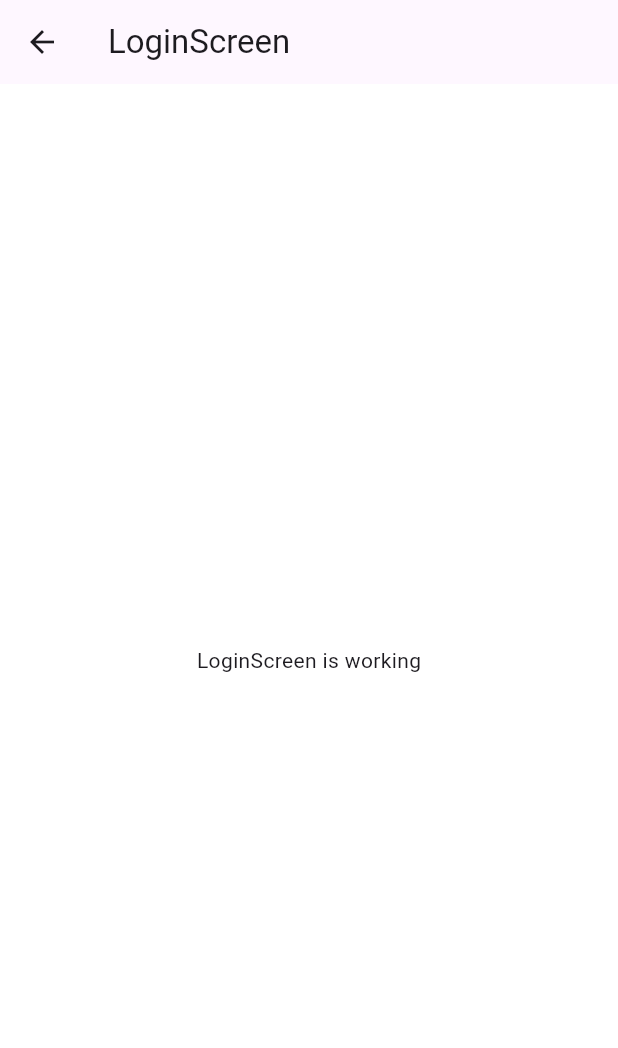
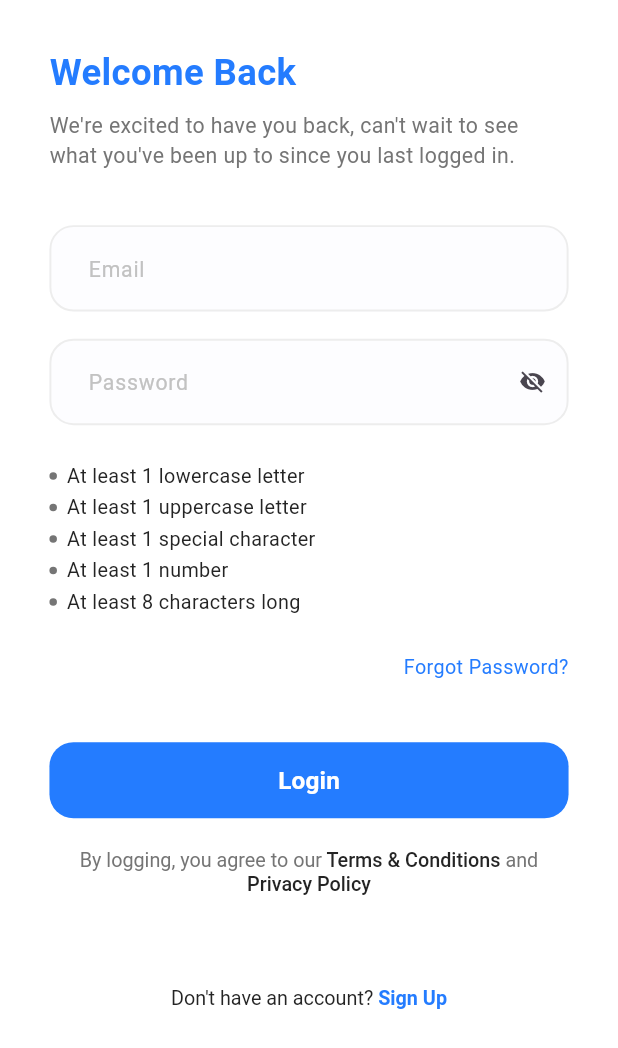
Before and after one commit to hardestsam/flutter_complete_project, a Flutter app: the screen it shows after launch, after a tap on "Get Started", on a phone screen of 412 x 824 dp. Shown: the top 1048 px of the screen. Run offline on Flutter 3.47's test engine with Material 3 defaults, Android fonts, the phone set to English and light mode, and no system bars; our stand-ins replace dio, flutter_bloc, flutter_screenutil, flutter_svg, freezed_annotation, get_it and 2 more; generated files the repository leaves out were written again; statements that could not run were skipped.

Commit message:
updated Login Api

```diff
--- a/lib/features/login/ui/login_screen.dart
+++ b/lib/features/login/ui/login_screen.dart
@@ -1,5 +1,15 @@
 import 'package:flutter/material.dart';
+import 'package:flutter_bloc/flutter_bloc.dart';
+import 'package:flutter_complete_project/features/login/logic/cubit/login_cubit.dart';
+import 'package:flutter_screenutil/flutter_screenutil.dart';
 
+import '../../../core/helpers/spacing.dart';
+import '../../../core/theming/styles.dart';
+import '../../../core/widgets/app_text_button.dart';
+import 'widgets/dont_have_account_text.dart';
+import 'widgets/email_and_password.dart';
+import 'widgets/login_bloc_listener.dart';
+import 'widgets/terms_and_conditions_text.dart';
 
 class LoginScreen extends StatelessWidget {
   const LoginScreen({super.key});
@@ -7,13 +17,60 @@ class LoginScreen extends StatelessWidget {
   @override
   Widget build(BuildContext context) {
     return Scaffold(
-      appBar: AppBar(
-        title: Text('LoginScreen'),
-
-      ),
-      body: Center(
-        child: Text('LoginScreen is working'),
+      body: SafeArea(
+        child: Padding(
+          padding: EdgeInsets.symmetric(horizontal: 30.w, vertical: 30.h),
+          child: SingleChildScrollView(
+            child: Column(
+              crossAxisAlignment: CrossAxisAlignment.start,
+              children: [
+                Text(
+                  'Welcome Back',
+                  style: TextStyles.font24BlueBold,
+                ),
+                verticalSpace(8),
+                Text(
+                  'We\'re excited to have you back, can\'t wait to see what you\'ve been up to since you last logged in.',
+                  style: TextStyles.font14GrayRegular,
+                ),
+                verticalSpace(36),
+                Column(
+                  children: [
+                    const EmailAndPassword(),
+                    verticalSpace(24),
+                    Align(
+                      alignment: AlignmentDirectional.centerEnd,
+                      child: Text(
+                        'Forgot Password?',
+                        style: TextStyles.font13BlueRegular,
+                      ),
+                    ),
+                    verticalSpace(40),
+                    AppTextButton(
+                      buttonText: "Login",
+                      textStyle: TextStyles.font16WhiteSemiBold,
+                      onPressed: () {
+                        validateThenDoLogin(context);
+                      },
+                    ),
+                    verticalSpace(16),
+                    const TermsAndConditionsText(),
+                    verticalSpace(60),
+                    const DontHaveAccountText(),
+                    const LoginBlocListener(),
+                  ],
+                ),
+              ],
+            ),
+          ),
+        ),
       ),
     );
   }
+
+  void validateThenDoLogin(BuildContext context) {
+    if (context.read<LoginCubit>().formKey.currentState!.validate()) {
+      context.read<LoginCubit>().emitLoginStates();
+    }
+  }
 }
```
